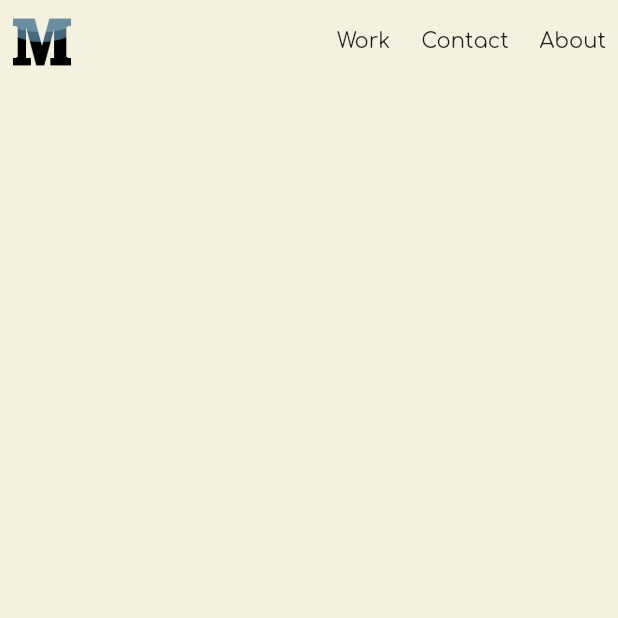
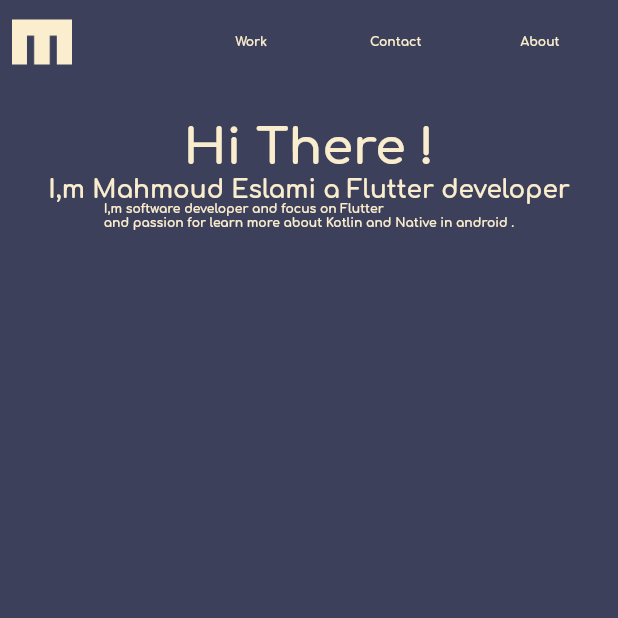
Before and after one commit to mahmoud-eslami/portfolio_flutter_web, a Flutter app: the screen it shows after launch, on a phone screen of 412 x 824 dp, the top half of it. Run offline on Flutter 3.47's test engine with Material 2 defaults, Android fonts, the phone set to English and light mode, and no system bars.

Commit message:
job title and desctiption added to main page

```diff
--- a/lib/main.dart
+++ b/lib/main.dart
@@ -18,8 +18,9 @@ class MyApp extends StatelessWidget {
               debugShowCheckedModeBanner: false,
               title: 'Mahmoud eslami',
               theme: ThemeData(
-                primarySwatch: Colors.amber,
+                primarySwatch: Colors.blueGrey,
                 fontFamily: "Comfort",
+                brightness: Brightness.dark,
               ),
               home: MainScreenBrowser(),
             );
--- /dev/null
+++ b/lib/resource/colors.dart
@@ -0,0 +1,6 @@
+import 'package:flutter/material.dart';
+
+class AppColors {
+  static const Color textColor = Color(0xfffaedcd);
+  static const Color bgColor = Color(0xff3d405b);
+}
--- a/lib/ui/browser/browser.dart
+++ b/lib/ui/browser/browser.dart
@@ -1,4 +1,5 @@
 import 'package:flutter/material.dart';
+import 'package:portfolio/resource/colors.dart';
 import 'package:portfolio/tools/size_config/size_config.dart';
 
 class MainScreenBrowser extends StatelessWidget {
@@ -6,7 +7,61 @@ class MainScreenBrowser extends StatelessWidget {
   Widget build(BuildContext context) {
     return Scaffold(
       appBar: CustomAppBar(),
-      backgroundColor: Color(0xfff4f1de),
+      backgroundColor: AppColors.bgColor,
+      body: BrowserBody(),
+    );
+  }
+}
+
+class BrowserBody extends StatefulWidget {
+  @override
+  _BrowserBodyState createState() => _BrowserBodyState();
+}
+
+class _BrowserBodyState extends State<BrowserBody> {
+  @override
+  Widget build(BuildContext context) {
+    var headerTitleStyle = TextStyle(
+      fontFamily: "ComfortBold",
+      fontSize: SizeConfig.textMultiplier * 4,
+      fontWeight: FontWeight.bold,
+      color: AppColors.textColor,
+    );
+    var bodyTextStyle = TextStyle(
+      fontFamily: "ComfortBold",
+      fontSize: SizeConfig.textMultiplier * 2,
+      fontWeight: FontWeight.bold,
+      color: AppColors.textColor,
+    );
+    var captionTextStyle = TextStyle(
+      fontFamily: "ComfortBold",
+      fontSize: SizeConfig.textMultiplier * 1,
+      fontWeight: FontWeight.bold,
+      color: AppColors.textColor,
+    );
+    return Container(
+      child: Row(
+        mainAxisAlignment: MainAxisAlignment.center,
+        children: [
+          Column(
+            children: [
+              Text(
+                "Hi There !",
+                style: headerTitleStyle,
+              ),
+              Text(
+                "I,m Mahmoud Eslami a Flutter developer",
+                style: bodyTextStyle,
+              ),
+              Text(
+                "I,m software developer and focus on Flutter \nand passion for learn more about Kotlin and Native in android .",
+                style: captionTextStyle,
+                overflow: TextOverflow.ellipsis,
+              ),
+            ],
+          )
+        ],
+      ),
     );
   }
 }
@@ -14,25 +69,53 @@ class MainScreenBrowser extends StatelessWidget {
 class CustomAppBar extends StatelessWidget with PreferredSizeWidget {
   @override
   Widget build(BuildContext context) {
+    var topButtonStyle = TextStyle(
+      fontFamily: "ComfortBold",
+      fontSize: SizeConfig.textMultiplier * 1,
+      fontWeight: FontWeight.bold,
+      color: AppColors.textColor,
+    );
     return AppBar(
-      leading: Padding(
-        padding: const EdgeInsets.all(8.0),
-        child: Image.asset('assets/images/m.png'),
+      leading: Row(
+        children: [
+          Padding(
+            padding: const EdgeInsets.all(8.0),
+            child: Image.asset('assets/images/ml.png'),
+          ),
+        ],
       ),
       actions: [
         Padding(
           padding: const EdgeInsets.all(8.0),
           child: Row(
             children: [
-              Text("Work"),
+              FlatButton(
+                onPressed: () {},
+                child: Text(
+                  "Work",
+                  style: topButtonStyle,
+                ),
+              ),
               SizedBox(
-                width: SizeConfig.widthMultiplier * 5,
+                width: SizeConfig.widthMultiplier * 2,
               ),
-              Text("Contact"),
+              FlatButton(
+                onPressed: () {},
+                child: Text(
+                  "Contact",
+                  style: topButtonStyle,
+                ),
+              ),
               SizedBox(
-                width: SizeConfig.widthMultiplier * 5,
+                width: SizeConfig.widthMultiplier * 2,
               ),
-              Text("About"),
+              FlatButton(
+                onPressed: () {},
+                child: Text(
+                  "About",
+                  style: topButtonStyle,
+                ),
+              ),
             ],
           ),
         ),
```
Also changed, not shown: assets/images/dev.png (added), assets/images/ml.png (added).
